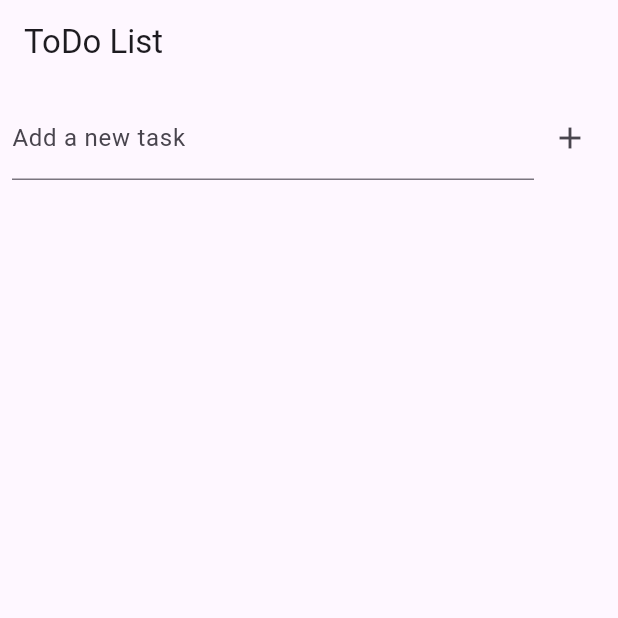
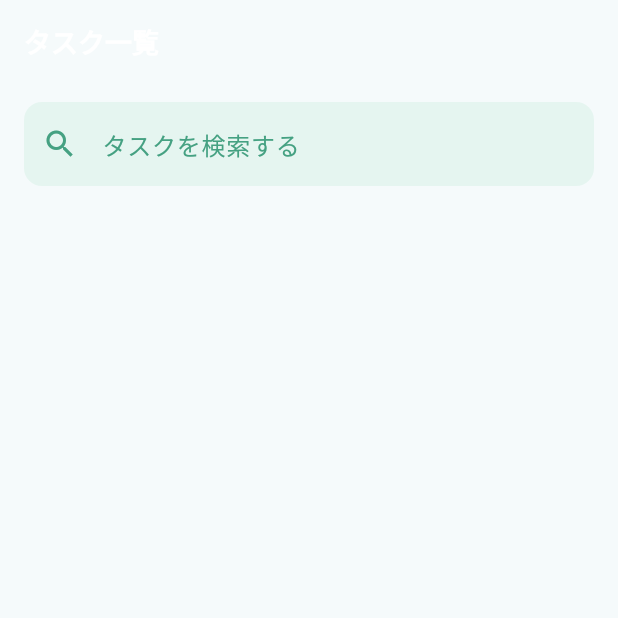
Before and after one commit to KakizakiHayate/FirstTodo, a Flutter app: the screen it shows after launch, on a phone screen of 412 x 824 dp, the top half of it. Run offline on Flutter 3.47's test engine with Material 3 defaults, Android fonts, the phone set to English and light mode, and no system bars; our stand-ins replace flutter_riverpod.

Commit message:
update: 画面タイトルと、テキストフィールドをデザイン通りに実装

```diff
--- a/lib/main.dart
+++ b/lib/main.dart
@@ -14,7 +14,7 @@ class MyApp extends StatelessWidget {
     return MaterialApp(
       title: 'Flutter ToDo App',
       theme: ThemeData(
-        colorScheme: ColorScheme.fromSeed(seedColor: Colors.deepPurple),
+        colorScheme: ColorScheme.fromSeed(seedColor: Colors.white),
         useMaterial3: true,
       ),
       home: const MyHomePage(),
--- a/lib/views/my_home_page.dart
+++ b/lib/views/my_home_page.dart
@@ -14,34 +14,32 @@ class MyHomePage extends ConsumerWidget {
 
     return Scaffold(
       appBar: AppBar(
-        title: Text('ToDo List'),
+        title: Text('タスク一覧'),
+        titleTextStyle: TextStyle(fontWeight: FontWeight.bold, fontSize: 18.0),
       ),
       body: Column(
         children: [
-          Padding(
-            padding: const EdgeInsets.all(8.0),
-            child: Row(
-              children: [
-                Expanded(
+              Padding(
+                padding: const EdgeInsets.symmetric(horizontal: 16.0, vertical: 12.0),
+                child: Expanded(
                   child: TextField(
                     controller: _textController,
                     decoration: InputDecoration(
-                      labelText: 'Add a new task',
+                      prefixIcon: const Icon(Icons.search, size: 24),
+                      prefixIconColor: Color(0xFF45A182),
+                      hintText: 'タスクを検索する',
+                      hintStyle: TextStyle(color: Color(0xFF45A182), fontSize: 16.0),
+                      fillColor: Color(0xFFE5F5F0),
+                      filled: true,
+                      border: OutlineInputBorder(
+                        borderRadius: BorderRadius.circular(12.0),
+                        borderSide: BorderSide.none
+                      ),
                     ),
+                    keyboardType: TextInputType.text,
                   ),
                 ),
-                IconButton(
-                  icon: Icon(Icons.add),
-                  onPressed: () {
-                    if (_textController.text.isNotEmpty) {
-                      todoListNotifier.addTodoItem(_textController.text);
-                      _textController.clear();
-                    }
-                  },
-                ),
-              ],
-            ),
-          ),
+              ),
           Expanded(
             child: ListView.builder(
               itemCount: todoList.length,
```
